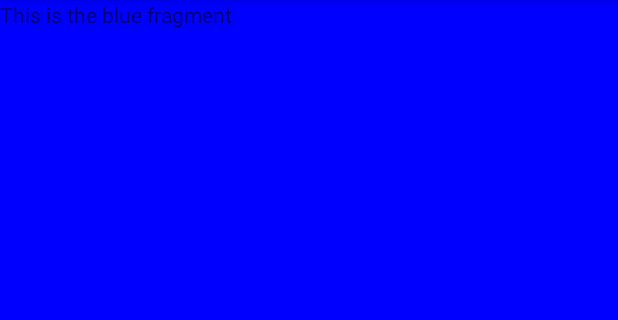
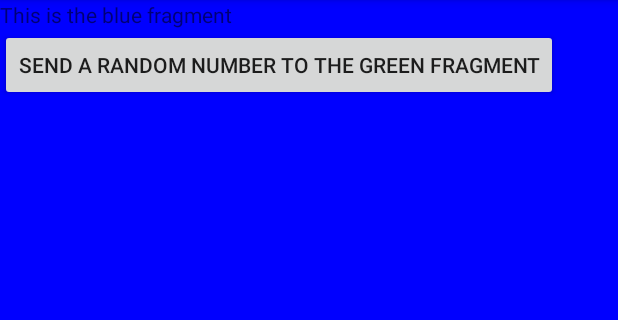
Before and after one commit to CodingGuruInTraining/2417_Lab_6_StaticBlueGreenFragment, an Android app: the screen it shows after launch (MainActivity), on a phone screen of 412 x 824 dp, the part 84-404 px from its top. Run offline under Robolectric (Android 15) with nearby library versions, the phone set to English and light mode, and no system bars.

Commit message:
added button sending random number between frags

```diff
--- a/app/src/main/java/com/example/hl4350hb/staticbluegreenfragment/BlueFragment.java
+++ b/app/src/main/java/com/example/hl4350hb/staticbluegreenfragment/BlueFragment.java
@@ -1,11 +1,15 @@
 package com.example.hl4350hb.staticbluegreenfragment;
 
 import android.app.Fragment;
+import android.content.Context;
 import android.os.Bundle;
 import android.support.v4.app.FragmentActivity;
 import android.view.LayoutInflater;
 import android.view.View;
 import android.view.ViewGroup;
+import android.widget.Button;
+
+import java.util.Random;
 
 /**
  * Created by hl4350hb on 10/4/17.
@@ -13,8 +17,30 @@ import android.view.ViewGroup;
 
 public class BlueFragment extends Fragment {
 
+    MainActivity hostingActivity;
+
     @Override
     public View onCreateView (LayoutInflater inflater, ViewGroup container, Bundle savedInstanceState) {
-        return inflater.inflate(R.layout.blue_fragment, container, false);
+
+        View view = inflater.inflate(R.layout.blue_fragment, container, false);
+
+        Button sendRndToGreen = (Button) view.findViewById(R.id.send_rnd_to_green_button);
+        sendRndToGreen.setOnClickListener(new View.OnClickListener() {
+            @Override
+            public void onClick(View v) {
+                Random rng = new Random();
+                int rnd = rng.nextInt(100);
+                hostingActivity.sendRandomNumber(rnd);
+            }
+        });
+
+        return view;
+    }
+
+    @Override
+    public void onAttach(Context context) {
+        super.onAttach(context);
+        // Save a reference to the hosting activity
+        hostingActivity = (MainActivity) getActivity();
     }
 }
--- a/app/src/main/java/com/example/hl4350hb/staticbluegreenfragment/MainActivity.java
+++ b/app/src/main/java/com/example/hl4350hb/staticbluegreenfragment/MainActivity.java
@@ -7,6 +7,8 @@ import android.os.Bundle;
 import android.view.View;
 
 public class MainActivity extends AppCompatActivity {
+
+    public static final String RANDOM_BUNDLE_KEY = "Your random number";
 
     // Create fragment instances
     private GreenFragment greenFragment = new GreenFragment();
@@ -21,17 +23,41 @@ public class MainActivity extends AppCompatActivity {
         super.onCreate(savedInstanceState);
         setContentView(R.layout.activity_main);
 
-        updateFragment();
+        showBlueFragment();
+//        updateFragment();
+//
+//        // Add click listener to main window
+//        // android.R.id.content is a built-in reference to Activity's main UI component
+//        View v = findViewById(android.R.id.content);
+//        v.setOnClickListener(new View.OnClickListener() {
+//            @Override
+//            public void onClick(View v) {
+//                updateFragment();
+//            }
+//        });
+    }
 
-        // Add click listener to main window
-        // android.R.id.content is a built-in reference to Activity's main UI component
-        View v = findViewById(android.R.id.content);
-        v.setOnClickListener(new View.OnClickListener() {
-            @Override
-            public void onClick(View v) {
-                updateFragment();
-            }
-        });
+    private void showBlueFragment() {
+        FragmentManager fm = getFragmentManager();
+        FragmentTransaction ft = fm.beginTransaction();
+        ft.add(android.R.id.content, blueFragment, BLUE_TAG);
+        ft.commit();
+    }
+
+    public void sendRandomNumber(int rnd) {
+        // Create a Bundle to carry arguments to the Fragment
+        Bundle arguments = new Bundle();
+        // Add the random integer
+        arguments.putInt(RANDOM_BUNDLE_KEY, rnd);
+        // Pass bundle to GreenFragment
+        greenFragment.setArguments(arguments);
+
+        // Replace the blue fragment with the green fragment
+        FragmentManager fm = getFragmentManager();
+        FragmentTransaction ft = fm.beginTransaction();
+        ft.replace(android.R.id.content, greenFragment, GREEN_TAG);
+        ft.addToBackStack(GREEN_TAG);
+        ft.commit();
     }
 
     private void updateFragment() {
--- a/app/src/main/res/layout/blue_fragment.xml
+++ b/app/src/main/res/layout/blue_fragment.xml
@@ -11,4 +11,10 @@
         android:layout_height="wrap_content"
         android:text="This is the blue fragment"/>
 
+    <Button
+        android:layout_width="wrap_content"
+        android:layout_height="wrap_content"
+        android:text="Send a random number to the green fragment"
+        android:id="@+id/send_rnd_to_green_button"/>
+
 </LinearLayout>
--- a/app/src/main/res/layout/green_fragment.xml
+++ b/app/src/main/res/layout/green_fragment.xml
@@ -11,4 +11,10 @@
         android:layout_height="wrap_content"
         android:text="This is the green fragment"/>
 
+    <TextView
+        android:layout_width="wrap_content"
+        android:layout_height="wrap_content"
+        android:text="Random number goes here"
+        android:id="@+id/green_fragment_random_textview"/>
+
 </LinearLayout>
```
Also changed, not shown: app/src/main/java/com/example/hl4350hb/staticbluegreenfragment/GreenFragment.java (+20 -1 lines).
